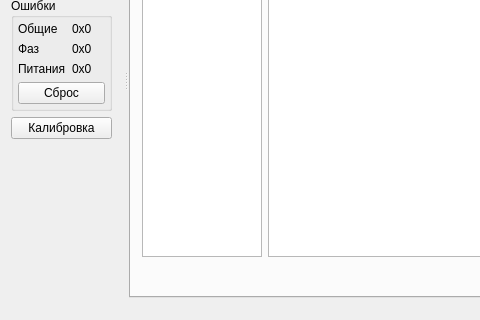
Before: the Qt Designer form mainwindow.ui in catompiler/qdrive, drawn with Qt 5; both pictures show x 0 to 480 and y 186 to 506 of the 656 by 506 pixel window.
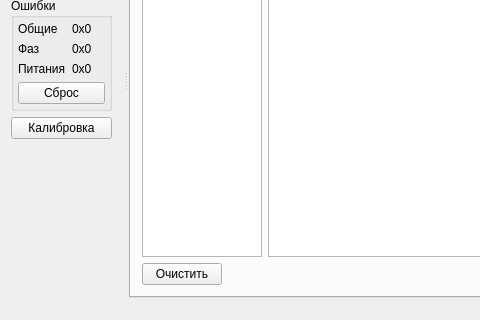
After: the same form once the commit is applied. The open tabs and pages were chosen to show the change. Icons and pictures are not drawn. Custom widgets are drawn as their Qt base class.

Commit message: drive events phases time & init state fields & clear events

```diff
--- a/mainwindow.ui
+++ b/mainwindow.ui
@@ -151,6 +151,13 @@
         </item>
         <item>
          <layout class="QHBoxLayout" name="horizontalLayout_3">
+          <item>
+           <widget class="QPushButton" name="pbClearEvents">
+            <property name="text">
+             <string>Очистить</string>
+            </property>
+           </widget>
+          </item>
           <item>
            <spacer name="horizontalSpacer_2">
             <property name="orientation">
```
Left out of the diff: 14 changed lines with no effect on the pictures. The commit also changes 10 other files.
